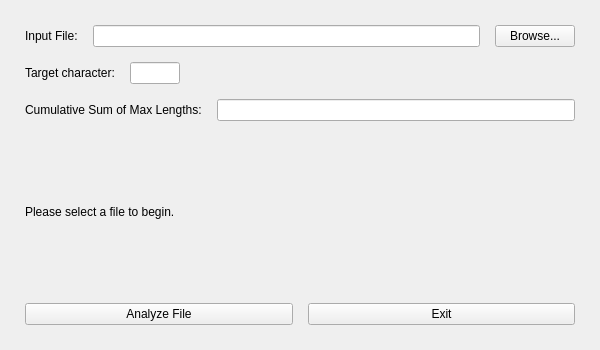
The window that 1 Курс/lab_14/Part_2/MainWindow.ui (Private-HW13102/VVIT) describes before a commit, drawn with Qt 5.
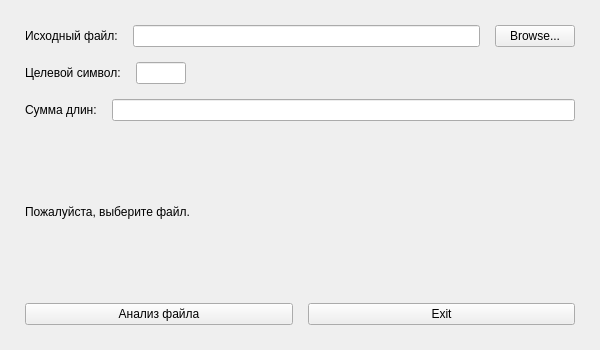
The same window after the commit.

Patch:
```diff
--- a/1 Курс/lab_14/Part_2/MainWindow.ui
+++ b/1 Курс/lab_14/Part_2/MainWindow.ui
@@ -35,7 +35,7 @@
       <item>
        <widget class="QLabel" name="label">
         <property name="text">
-         <string>Input File:</string>
+         <string>Исходный файл:</string>
         </property>
        </widget>
       </item>
@@ -60,7 +60,7 @@
       <item>
        <widget class="QLabel" name="label_2">
         <property name="text">
-         <string>Target character:</string>
+         <string>Целевой символ:</string>
         </property>
        </widget>
       </item>
@@ -97,7 +97,7 @@
       <item>
        <widget class="QLabel" name="label_3">
         <property name="text">
-         <string>Cumulative Sum of Max Lengths:</string>
+         <string>Сумма длин:</string>
         </property>
        </widget>
       </item>
@@ -113,7 +113,7 @@
     <item>
      <widget class="QLabel" name="statusLabel">
       <property name="text">
-       <string>Please select a file to begin.</string>
+       <string>Пожалуйста, выберите файл.</string>
       </property>
      </widget>
     </item>
@@ -122,7 +122,7 @@
       <item>
        <widget class="QPushButton" name="processButton">
         <property name="text">
-         <string>Analyze File</string>
+         <string>Анализ файла</string>
         </property>
        </widget>
       </item>
```
